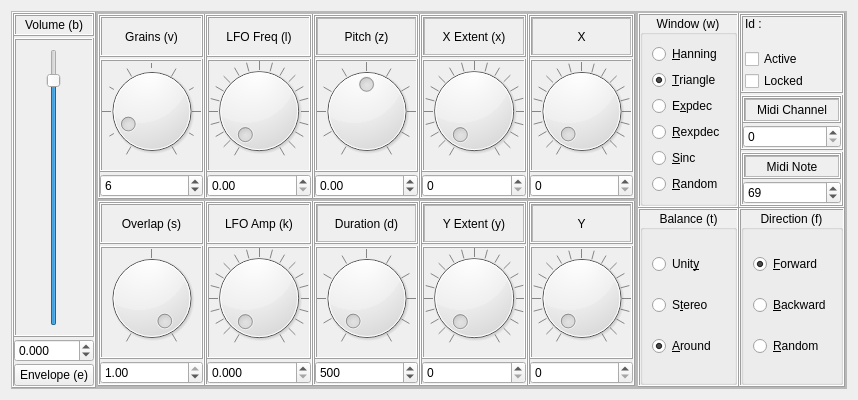
Old version of the form sources/interface/CloudDialog.ui in the repository linuxmao-org/Frontieres.
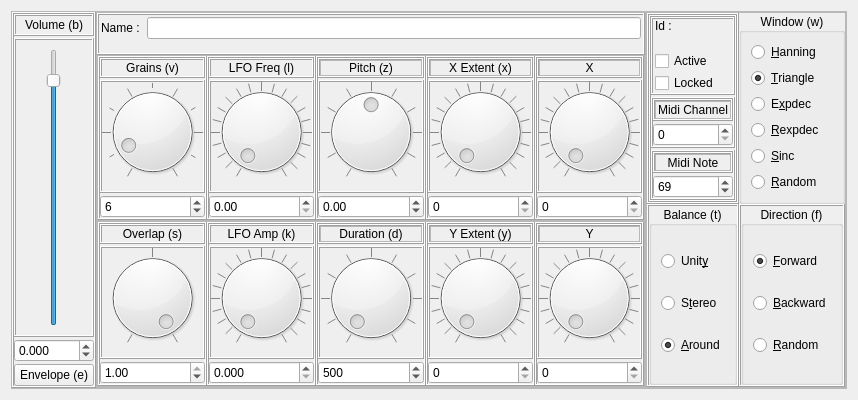
New version of the form. Icons and pictures are not drawn.

What changed in the file:
```diff
--- a/sources/interface/CloudDialog.ui
+++ b/sources/interface/CloudDialog.ui
@@ -218,6 +218,47 @@
          <property name="bottomMargin">
           <number>0</number>
          </property>
+         <item>
+          <widget class="QFrame" name="frame_5">
+           <property name="frameShape">
+            <enum>QFrame::Box</enum>
+           </property>
+           <property name="frameShadow">
+            <enum>QFrame::Raised</enum>
+           </property>
+           <layout class="QFormLayout" name="formLayout_2">
+            <property name="horizontalSpacing">
+             <number>4</number>
+            </property>
+            <property name="leftMargin">
+             <number>2</number>
+            </property>
+            <property name="topMargin">
+             <number>2</number>
+            </property>
+            <property name="rightMargin">
+             <number>2</number>
+            </property>
+            <property name="bottomMargin">
+             <number>2</number>
+            </property>
+            <item row="0" column="0">
+             <widget class="QLabel" name="label_Name">
+              <property name="text">
+               <string>Name : </string>
+              </property>
+             </widget>
+            </item>
+            <item row="0" column="1">
+             <widget class="QLineEdit" name="lineEdit_Name">
+              <property name="clearButtonEnabled">
+               <bool>false</bool>
+              </property>
+             </widget>
+            </item>
+           </layout>
+          </widget>
+         </item>
          <item>
           <widget class="QFrame" name="frame_knobs">
            <property name="frameShape">
@@ -2040,141 +2081,6 @@
              <number>0</number>
             </property>
             <item>
-             <widget class="QGroupBox" name="groupBox_Window">
-              <property name="title">
-               <string>Window (w)</string>
-              </property>
-              <property name="alignment">
-               <set>Qt::AlignCenter</set>
-              </property>
-              <layout class="QVBoxLayout" name="verticalLayout_9">
-               <item>
-                <widget class="QRadioButton" name="radioButton_Window_Hanning">
-                 <property name="text">
-                  <string>&amp;Hanning</string>
-                 </property>
-                </widget>
-               </item>
-               <item>
-                <widget class="QRadioButton" name="radioButton_Window_Triangle">
-                 <property name="text">
-                  <string>&amp;Triangle</string>
-                 </property>
-                 <property name="checked">
-                  <bool>true</bool>
-                 </property>
-                 <property name="autoExclusive">
-                  <bool>true</bool>
-                 </property>
-                </widget>
-               </item>
-               <item>
-                <widget class="QRadioButton" name="radioButton_Window_Expdec">
-                 <property name="text">
-                  <string>E&amp;xpdec</string>
-                 </property>
-                </widget>
-               </item>
-               <item>
-                <widget class="QRadioButton" name="radioButton_Window_Rexpdec">
-                 <property name="text">
-                  <string>&amp;Rexpdec</string>
-                 </property>
-                </widget>
-               </item>
-               <item>
-                <widget class="QRadioButton" name="radioButton_Window_Sinc">
-                 <property name="text">
-                  <string>&amp;Sinc</string>
-                 </property>
-                </widget>
-               </item>
-               <item>
-                <widget class="QRadioButton" name="radioButton_Window_Random">
-                 <property name="text">
-                  <string>&amp;Random</string>
-                 </property>
-                 <property name="autoExclusive">
-                  <bool>true</bool>
-                 </property>
-                </widget>
-               </item>
-              </layout>
-             </widget>
-            </item>
-           </layout>
-          </widget>
-         </item>
-         <item row="1" column="1">
-          <widget class="QFrame" name="frame_Direction">
-           <property name="frameShape">
-            <enum>QFrame::Box</enum>
-           </property>
-           <property name="frameShadow">
-            <enum>QFrame::Raised</enum>
-           </property>
-           <layout class="QVBoxLayout" name="verticalLayout_4">
-            <property name="sizeConstraint">
-             <enum>QLayout::SetMaximumSize</enum>
-            </property>
-            <property name="leftMargin">
-             <number>0</number>
-            </property>
-            <property name="topMargin">
-             <number>0</number>
-            </property>
-            <property name="rightMargin">
-             <number>0</number>
-            </property>
-            <property name="bottomMargin">
-             <number>0</number>
-            </property>
-            <item>
-             <widget class="QGroupBox" name="groupBox_Direction">
-              <property name="title">
-               <string>Direction (f)</string>
-              </property>
-              <property name="alignment">
-               <set>Qt::AlignCenter</set>
-              </property>
-              <layout class="QVBoxLayout" name="verticalLayout_3">
-               <item>
-                <widget class="QRadioButton" name="radioButton_Direction_Forward">
-                 <property name="text">
-                  <string>&amp;Forward</string>
-                 </property>
-                 <property name="checked">
-                  <bool>true</bool>
-                 </property>
-                 <property name="autoExclusive">
-                  <bool>true</bool>
-                 </property>
-                </widget>
-               </item>
-               <item>
-                <widget class="QRadioButton" name="radioButton_Direction_Backward">
-                 <property name="text">
-                  <string>&amp;Backward</string>
-                 </property>
-                </widget>
-               </item>
-               <item>
-                <widget class="QRadioButton" name="radioButton_Direction_Random">
-                 <property name="text">
-                  <string>&amp;Random</string>
-                 </property>
-                 <property name="autoExclusive">
-                  <bool>true</bool>
-                 </property>
-                </widget>
-               </item>
-              </layout>
-             </widget>
-            </item>
-           </layout>
-          </widget>
-         </item>
-         <item row="0" column="1">
           <widget class="QFrame" name="frame_Cloud">
            <property name="frameShape">
             <enum>QFrame::Box</enum>
@@ -2240,27 +2146,27 @@
                 </widget>
                </item>
                <item row="3" column="0">
+                   <widget class="QLabel" name="label_Num">
+                    <property name="text">
+                     <string/>
+                    </property>
+                   </widget>
+                  </item>
+                  <item row="3" column="1">
+                   <widget class="QLabel" name="label_Num_Value">
+                    <property name="text">
+                     <string/>
+                    </property>
+                   </widget>
+                  </item>
+                  <item row="5" column="0">
                 <widget class="QCheckBox" name="checkBox_Active">
                  <property name="text">
                   <string>Active</string>
                  </property>
                 </widget>
                </item>
-               <item row="2" column="1">
-                <widget class="QLabel" name="label_Num_Value">
-                 <property name="text">
-                  <string/>
-                 </property>
-                </widget>
-               </item>
-               <item row="2" column="0">
-                <widget class="QLabel" name="label_Num">
-                 <property name="text">
-                  <string/>
-                 </property>
-                </widget>
-               </item>
-               <item row="4" column="0">
+                  <item row="6" column="0">
                 <widget class="QCheckBox" name="checkBox_Locked">
                  <property name="text">
                   <string>Locked</string>
@@ -2476,6 +2382,141 @@
                 </widget>
                </item>
               </layout>
+                </widget>
+               </item>
+              </layout>
+             </widget>
+            </item>
+           </layout>
+          </widget>
+         </item>
+         <item row="1" column="1">
+          <widget class="QFrame" name="frame_Direction">
+           <property name="frameShape">
+            <enum>QFrame::Box</enum>
+           </property>
+           <property name="frameShadow">
+            <enum>QFrame::Raised</enum>
+           </property>
+           <layout class="QVBoxLayout" name="verticalLayout_4">
+            <property name="sizeConstraint">
+             <enum>QLayout::SetMaximumSize</enum>
+            </property>
+            <property name="leftMargin">
+             <number>0</number>
+            </property>
+            <property name="topMargin">
+             <number>0</number>
+            </property>
+            <property name="rightMargin">
+             <number>0</number>
+            </property>
+            <property name="bottomMargin">
+             <number>0</number>
+            </property>
+            <item>
+             <widget class="QGroupBox" name="groupBox_Direction">
+              <property name="title">
+               <string>Direction (f)</string>
+              </property>
+              <property name="alignment">
+               <set>Qt::AlignCenter</set>
+              </property>
+              <layout class="QVBoxLayout" name="verticalLayout_3">
+               <item>
+                <widget class="QRadioButton" name="radioButton_Direction_Forward">
+                 <property name="text">
+                  <string>&amp;Forward</string>
+                 </property>
+                 <property name="checked">
+                  <bool>true</bool>
+                 </property>
+                 <property name="autoExclusive">
+                  <bool>true</bool>
+                 </property>
+                </widget>
+               </item>
+               <item>
+                <widget class="QRadioButton" name="radioButton_Direction_Backward">
+                 <property name="text">
+                  <string>&amp;Backward</string>
+                 </property>
+                </widget>
+               </item>
+               <item>
+                <widget class="QRadioButton" name="radioButton_Direction_Random">
+                 <property name="text">
+                  <string>&amp;Random</string>
+                 </property>
+                 <property name="autoExclusive">
+                  <bool>true</bool>
+                 </property>
+                </widget>
+               </item>
+              </layout>
+             </widget>
+            </item>
+           </layout>
+          </widget>
+         </item>
+         <item row="0" column="1">
+          <widget class="QGroupBox" name="groupBox_Window">
+           <property name="title">
+            <string>Window (w)</string>
+           </property>
+           <property name="alignment">
+            <set>Qt::AlignCenter</set>
+           </property>
+           <layout class="QVBoxLayout" name="verticalLayout_9">
+            <item>
+             <widget class="QRadioButton" name="radioButton_Window_Hanning">
+              <property name="text">
+               <string>&amp;Hanning</string>
+              </property>
+             </widget>
+            </item>
+            <item>
+             <widget class="QRadioButton" name="radioButton_Window_Triangle">
+              <property name="text">
+               <string>&amp;Triangle</string>
+              </property>
+              <property name="checked">
+               <bool>true</bool>
+              </property>
+              <property name="autoExclusive">
+               <bool>true</bool>
+              </property>
+             </widget>
+            </item>
+            <item>
+             <widget class="QRadioButton" name="radioButton_Window_Expdec">
+              <property name="text">
+               <string>E&amp;xpdec</string>
+              </property>
+             </widget>
+            </item>
+            <item>
+             <widget class="QRadioButton" name="radioButton_Window_Rexpdec">
+              <property name="text">
+               <string>&amp;Rexpdec</string>
+              </property>
+             </widget>
+            </item>
+            <item>
+             <widget class="QRadioButton" name="radioButton_Window_Sinc">
+              <property name="text">
+               <string>&amp;Sinc</string>
+              </property>
+             </widget>
+            </item>
+            <item>
+             <widget class="QRadioButton" name="radioButton_Window_Random">
+              <property name="text">
+               <string>&amp;Random</string>
+              </property>
+              <property name="autoExclusive">
+               <bool>true</bool>
+              </property>
              </widget>
             </item>
            </layout>
```
Lines whose indentation alone changed are shown as unchanged.
